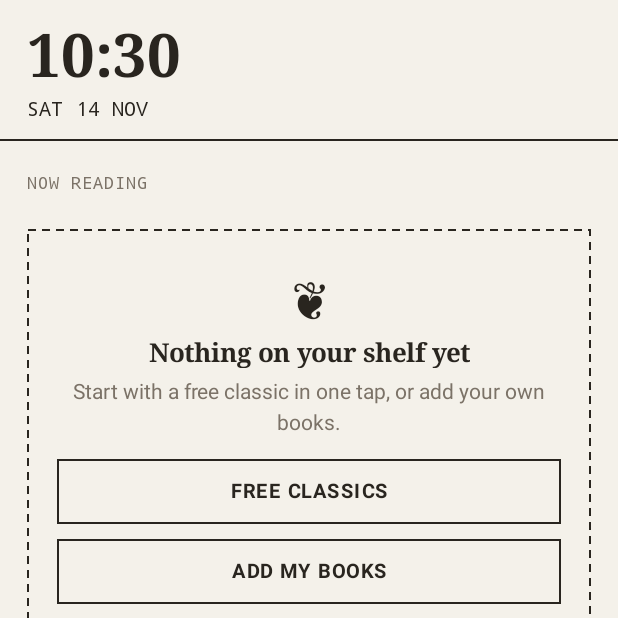
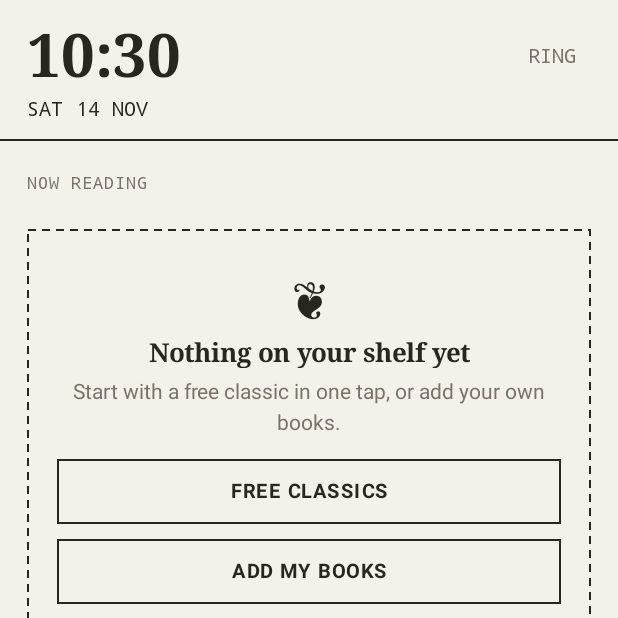
Before and after one commit to sidbha-del/MinLauncher, an Android app: the screen it shows after launch (HomeActivity), after a tap on "CONTINUE", on a phone screen of 412 x 824 dp, the top half of it. Run offline under Robolectric (Android 15) with nearby library versions, the phone set to English and light mode, and no system bars.

Commit message:
Add a ringer control: Home label, tile and pinned notification
Ring, vibrate and silent from three places that share one piece of
logic (data/Ringer.kt):

- Home: a RING / VIB / SILENT label beside the battery; tap to cycle.
  It follows changes made elsewhere while Home is visible.
- Quick settings: a Ringer tile that cycles, usable on the lock screen.
- An optional ongoing notification with Ring, Vibrate and Silent
  buttons, public on the lock screen. Off by default; the notification
  permission is asked for when the switch in Settings is turned on.

Silent needs Do Not Disturb access. Without it the controls open that
settings page rather than fail quietly, and the cycle asks only once
before falling back to ring and vibrate. A small Application class
re-posts the notification whenever the process starts, and a boot
receiver starts it after a restart or update.

Co-Authored-By: Claude Fable 5.2 <noreply@anthropic.com>

```diff
--- /dev/null
+++ b/android/app/src/main/java/app/readfirst/ReadFirstApp.kt
@@ -0,0 +1,17 @@
+package app.readfirst
+
+import android.app.Application
+import app.readfirst.data.RingerNotification
+
+/**
+ * Runs once whenever Android starts the app's process, whatever started it: Home, the widget, the
+ * tile, a restart of the phone. The one thing that has to happen on every such start is putting
+ * the pinned ringer notification back and watching the ringer again, because both die with the
+ * process. Does nothing when that setting is off, which is the default.
+ */
+class ReadFirstApp : Application() {
+    override fun onCreate() {
+        super.onCreate()
+        runCatching { RingerNotification.sync(this) }
+    }
+}
--- a/android/app/src/main/java/app/readfirst/data/Prefs.kt
+++ b/android/app/src/main/java/app/readfirst/data/Prefs.kt
@@ -113,6 +113,18 @@ class Prefs private constructor(context: Context) {
         get() = sp.getLong("sleep_timer_at", 0L)
         set(v) = edit { putLong("sleep_timer_at", v) }
 
+    /** Keep Ring / Vibrate / Silent buttons pinned in the notification shade. Off until asked for:
+     *  an update must not start posting notifications for people who never wanted one. */
+    var ringerNotification: Boolean
+        get() = sp.getBoolean("ringer_notification", false)
+        set(v) = edit { putBoolean("ringer_notification", v) }
+
+    /** The ringer control has already sent the user to Do Not Disturb access once for Silent;
+     *  it doesn't do so again on every pass round the cycle (see [Ringer.step]). */
+    var ringerAccessAsked: Boolean
+        get() = sp.getBoolean("ringer_access_asked", false)
+        set(v) = edit { putBoolean("ringer_access_asked", v) }
+
     /** Now listening: false = audiobook apps only, true = any audio (music, podcasts). */
     var nowPlayingAllAudio: Boolean
         get() = sp.getBoolean("now_playing_all_audio", false)
--- /dev/null
+++ b/android/app/src/main/java/app/readfirst/data/Ringer.kt
@@ -0,0 +1,131 @@
+package app.readfirst.data
+
+import android.app.NotificationManager
+import android.content.BroadcastReceiver
+import android.content.Context
+import android.content.Intent
+import android.content.IntentFilter
+import android.media.AudioManager
+import android.os.Build
+import android.os.Vibrator
+import android.provider.Settings
+import android.widget.Toast
+
+/**
+ * The phone's ringer: ring, vibrate or silent, read and set through AudioManager. Home's status
+ * label, the quick-settings tile and the pinned notification all go through here, so the three
+ * always agree on what the mode is and on what happens when Android won't allow a change.
+ *
+ * Android ties Silent to Do Not Disturb: an app may only switch into or out of Silent once the
+ * user has granted it Do Not Disturb access, and setting Silent this way also turns on Do Not
+ * Disturb, exactly as the volume panel's own silent does on stock Android. Ring and Vibrate need
+ * nothing.
+ */
+object Ringer {
+    /** [short] is the cramped form for Home's status row; [label] is for everywhere with room. */
+    enum class Mode(val value: Int, val label: String, val short: String) {
+        RING(AudioManager.RINGER_MODE_NORMAL, "Ring", "RING"),
+        VIBRATE(AudioManager.RINGER_MODE_VIBRATE, "Vibrate", "VIB"),
+        SILENT(AudioManager.RINGER_MODE_SILENT, "Silent", "SILENT"),
+    }
+
+    private fun audio(context: Context) = context.getSystemService(AudioManager::class.java)
+
+    fun mode(context: Context): Mode {
+        val value = runCatching { audio(context)?.ringerMode }.getOrNull()
+        return Mode.entries.firstOrNull { it.value == value } ?: Mode.RING
+    }
+
+    /** Do Not Disturb access: without it Android refuses any change into or out of Silent. */
+    fun hasAccess(context: Context): Boolean =
+        runCatching { context.getSystemService(NotificationManager::class.java)?.isNotificationPolicyAccessGranted }.getOrNull() == true
+
+    /** True when Android would refuse [target] until the user grants Do Not Disturb access. */
+    fun needsAccess(context: Context, target: Mode): Boolean {
+        val current = mode(context)
+        return current != target && (current == Mode.SILENT || target == Mode.SILENT) && !hasAccess(context)
+    }
+
+    /**
+     * Switches to [target]. False when Android refused: no access for Silent, or a phone whose
+     * own rules (a fixed-volume tablet, a work policy) don't allow it. Never throws.
+     */
+    fun set(context: Context, target: Mode): Boolean {
+        if (needsAccess(context, target)) return false
+        return runCatching { audio(context)?.ringerMode = target.value }.isSuccess && mode(context) == target
+    }
+
+    /** Where a tap takes the ringer next: ring → vibrate → silent → ring. */
+    fun next(context: Context): Mode = when (mode(context)) {
+        // A phone without a vibration motor turns "vibrate" into silent by itself; skip it.
+        Mode.RING -> if (hasVibrator(context)) Mode.VIBRATE else Mode.SILENT
+        Mode.VIBRATE -> Mode.SILENT
+        Mode.SILENT -> Mode.RING
+    }
+
+    /**
+     * What a tap on a cycling control (Home's label, the tile) should do, without doing it.
+     * [Step.ask] means the change needs Do Not Disturb access the user hasn't given: the caller
+     * opens the settings page, each in the way its own context allows.
+     *
+     * Silent is asked for once. A reader who came back without allowing it has answered, and
+     * sending them to Settings on every third tap would leave the control stuck on vibrate; after
+     * that the cycle is ring ↔ vibrate, and Silent stays one row away in ReadFirst's settings.
+     * Leaving Silent has no such way round, so that always asks.
+     */
+    fun step(context: Context): Step {
+        val target = next(context)
+        if (!needsAccess(context, target)) return Step(target, ask = false)
+        val prefs = Prefs.get(context)
+        if (target == Mode.SILENT && prefs.ringerAccessAsked) return Step(Mode.RING, ask = false)
+        if (target == Mode.SILENT) prefs.ringerAccessAsked = true
+        return Step(target, ask = true)
+    }
+
+    data class Step(val target: Mode, val ask: Boolean)
+
+    /** One tap on a cycling control from somewhere that can open an activity itself. */
+    fun cycle(context: Context) {
+        val step = step(context)
+        if (step.ask) askAccess(context) else set(context, step.target)
+    }
+
+    fun accessIntent(): Intent = Intent(Settings.ACTION_NOTIFICATION_POLICY_ACCESS_SETTINGS)
+
+    /** Opens Android's Do Not Disturb access list, where ReadFirst has a switch. */
+    fun openAccessSettings(context: Context): Boolean = PhoneCheck.open(context, accessIntent())
+
+    /** Says why nothing changed, and opens the page that fixes it. */
+    fun askAccess(context: Context) {
+        val opened = openAccessSettings(context)
+        Toast.makeText(context, if (opened) ACCESS_HINT else "Open Settings → Do Not Disturb access to allow ReadFirst", Toast.LENGTH_LONG).show()
+    }
+
+    const val ACCESS_HINT = "Allow ReadFirst here to use Silent"
+
+    /**
+     * Calls [onChange] on the main thread whenever the ringer mode changes, from anywhere: the
+     * volume keys, the system panel, another app. Also when Do Not Disturb access is granted or
+     * taken away, since that changes what the controls can do. The caller unregisters the
+     * returned receiver. Android replays the last mode change on registering, so expect one call
+     * straight away.
+     */
+    fun watch(context: Context, onChange: () -> Unit): BroadcastReceiver {
+        val receiver = object : BroadcastReceiver() {
+            override fun onReceive(c: Context, i: Intent) = onChange()
+        }
+        val filter = IntentFilter().apply {
+            addAction(AudioManager.RINGER_MODE_CHANGED_ACTION)
+            addAction(NotificationManager.ACTION_NOTIFICATION_POLICY_ACCESS_GRANTED_CHANGED)
+        }
+        // Both are sent by the system only. Android 13+ wants that spelled out; "exported" is the
+        // form that never filters a system sender, and all a forged one could do is cause a redraw.
+        if (Build.VERSION.SDK_INT >= 33) context.registerReceiver(receiver, filter, Context.RECEIVER_EXPORTED)
+        else context.registerReceiver(receiver, filter)
+        return receiver
+    }
+
+    @Suppress("DEPRECATION") // VibratorManager is API 31+; this one call covers every version.
+    private fun hasVibrator(context: Context): Boolean =
+        runCatching { (context.getSystemService(Context.VIBRATOR_SERVICE) as? Vibrator)?.hasVibrator() }.getOrNull() != false
+}
--- a/android/app/src/main/java/app/readfirst/ui/HomeScreen.kt
+++ b/android/app/src/main/java/app/readfirst/ui/HomeScreen.kt
@@ -23,6 +23,7 @@ import app.readfirst.book.Progress
 import app.readfirst.data.BookEntry
 import app.readfirst.data.NowPlaying
 import app.readfirst.data.PhoneCheck
+import app.readfirst.data.Ringer
 import app.readfirst.data.StatusBarStyle
 import app.readfirst.data.Weather
 import java.util.Date
@@ -34,6 +35,7 @@ class HomeScreen(host: HomeActivity) : Screen(host) {
     private var clock: TextView? = null
     private var date: TextView? = null
     private var battery: TextView? = null
+    private var ringer: TextView? = null
     private var weatherLabel: TextView? = null
     private var alarmLabel: TextView? = null
 
@@ -174,9 +176,23 @@ class HomeScreen(host: HomeActivity) : Screen(host) {
         clock = ui.serif("", 40f, bold = true).apply { includeFontPadding = false }
         ui.tappable(clock!!, { openAlarms() })
         timeRow.addView(clock, ui.lp(0, weight = 1f))
+        // Beside the clock: the small things you glance at or flick, right-aligned in a column
+        // so a second line can sit under the first without pushing the clock about.
+        val wrap = { LinearLayout.LayoutParams(LinearLayout.LayoutParams.WRAP_CONTENT, LinearLayout.LayoutParams.WRAP_CONTENT) }
+        val side = ui.vertical().apply { gravity = Gravity.END }
+        val glance = ui.horizontal().apply { gravity = Gravity.CENTER_VERTICAL }
+        // The ringer, one tap per step: ring → vibrate → silent. Padded, since the word is small.
+        ringer = ui.mono("", 13f, p.soft).apply { setPadding(ui.dp(10), ui.dp(5), ui.dp(10), ui.dp(5)) }
+        ui.tappable(ringer!!, {
+            Ringer.cycle(host)
+            updateRinger()
+        })
+        glance.addView(ringer, wrap())
         battery = ui.mono("", 13f, p.soft)
         ui.tappable(battery!!, { openBatterySettings() })
-        timeRow.addView(battery, LinearLayout.LayoutParams(LinearLayout.LayoutParams.WRAP_CONTENT, LinearLayout.LayoutParams.WRAP_CONTENT))
+        glance.addView(battery, wrap())
+        side.addView(glance, wrap())
+        timeRow.addView(side, wrap())
         col.addView(timeRow)
 
         if (style != StatusBarStyle.MINIMAL) {
@@ -213,6 +229,7 @@ class HomeScreen(host: HomeActivity) : Screen(host) {
         clock?.text = DateFormat.format(if (DateFormat.is24HourFormat(host)) "HH:mm" else "h:mm", now)
         date?.text = DateFormat.format("EEE d MMM", now).toString().uppercase(Locale.getDefault())
         battery?.text = batteryPercent(host)?.let { "$it%" } ?: ""
+        updateRinger()
         alarmLabel?.let { label ->
             val text = nextAlarmText()
             label.text = text ?: ""
@@ -224,6 +241,14 @@ class HomeScreen(host: HomeActivity) : Screen(host) {
                 label.visibility = if (state == null) View.GONE else View.VISIBLE
             }
         }
+    }
+
+    /** Also called when the mode changes elsewhere (volume keys, the tile): see [HomeActivity]. */
+    private fun updateRinger() {
+        val label = ringer ?: return
+        val mode = Ringer.mode(host)
+        label.text = mode.short
+        label.contentDescription = "Ringer: ${mode.label}. Tap to change."
     }
 
     private fun nextAlarmText(): String? {
--- /dev/null
+++ b/android/app/src/main/res/drawable/ic_ringer_ring.xml
@@ -0,0 +1,14 @@
+<?xml version="1.0" encoding="utf-8"?>
+<!-- Ringer on: a solid bell. Tinted by whoever shows it (tile, notification). -->
+<vector xmlns:android="http://schemas.android.com/apk/res/android"
+    android:width="24dp"
+    android:height="24dp"
+    android:viewportWidth="24"
+    android:viewportHeight="24">
+    <path
+        android:fillColor="#FFFFFFFF"
+        android:pathData="M11,3 H13 V5.1 C15.9,5.6 18,8 18,11 V16.5 L20,18.5 V19.5 H4 V18.5 L6,16.5 V11 C6,8 8.1,5.6 11,5.1 Z" />
+    <path
+        android:fillColor="#FFFFFFFF"
+        android:pathData="M10,20.5 H14 C14,21.6 13.1,22.5 12,22.5 C10.9,22.5 10,21.6 10,20.5 Z" />
+</vector>
--- /dev/null
+++ b/android/app/src/main/res/drawable/ic_ringer_silent.xml
@@ -0,0 +1,22 @@
+<?xml version="1.0" encoding="utf-8"?>
+<!-- Silent: the bell in outline, struck through. An outline, because a line across a solid bell
+     of the same colour would not show. -->
+<vector xmlns:android="http://schemas.android.com/apk/res/android"
+    android:width="24dp"
+    android:height="24dp"
+    android:viewportWidth="24"
+    android:viewportHeight="24">
+    <path
+        android:strokeColor="#FFFFFFFF"
+        android:strokeWidth="1.6"
+        android:strokeLineJoin="round"
+        android:pathData="M12,5.8 C14.9,5.8 17.2,8.1 17.2,11 V16.8 L19,18.7 H5 L6.8,16.8 V11 C6.8,8.1 9.1,5.8 12,5.8 Z" />
+    <path
+        android:fillColor="#FFFFFFFF"
+        android:pathData="M10,20.5 H14 C14,21.6 13.1,22.5 12,22.5 C10.9,22.5 10,21.6 10,20.5 Z" />
+    <path
+        android:strokeColor="#FFFFFFFF"
+        android:strokeWidth="2"
+        android:strokeLineCap="round"
+        android:pathData="M4,3.5 L20.5,21" />
+</vector>
--- /dev/null
+++ b/android/app/src/main/res/drawable/ic_ringer_vibrate.xml
@@ -0,0 +1,14 @@
+<?xml version="1.0" encoding="utf-8"?>
+<!-- Vibrate: a phone with motion bars either side. -->
+<vector xmlns:android="http://schemas.android.com/apk/res/android"
+    android:width="24dp"
+    android:height="24dp"
+    android:viewportWidth="24"
+    android:viewportHeight="24">
+    <path
+        android:fillColor="#FFFFFFFF"
+        android:pathData="M9.5,3 H14.5 C15.6,3 16.5,3.9 16.5,5 V19 C16.5,20.1 15.6,21 14.5,21 H9.5 C8.4,21 7.5,20.1 7.5,19 V5 C7.5,3.9 8.4,3 9.5,3 Z" />
+    <path
+        android:fillColor="#FFFFFFFF"
+        android:pathData="M4.2,8 H5.8 V16 H4.2 Z M18.2,8 H19.8 V16 H18.2 Z M1.2,10 H2.8 V14 H1.2 Z M21.2,10 H22.8 V14 H21.2 Z" />
+</vector>
--- a/android/app/src/main/res/values/strings.xml
+++ b/android/app/src/main/res/values/strings.xml
@@ -3,6 +3,7 @@
     <string name="app_name">ReadFirst</string>
     <string name="widget_name">ReadFirst: your book</string>
     <string name="widget_description">The page where you stopped, one tap to continue, and today\'s reading vs scrolling.</string>
+    <string name="ringer_tile">Ringer</string>
     <string name="no_picker">No file picker is available on this device.</string>
     <string name="scanning_folder">Looking for books in that folder…</string>
     <string name="skipped_files">Skipped %1$d file(s) that aren\'t EPUB, PDF or TXT.</string>
```
Also changed, not shown: android/app/src/main/AndroidManifest.xml (+38 -1 lines), android/app/src/main/java/app/readfirst/HomeActivity.kt (+15 -0 lines), android/app/src/main/java/app/readfirst/data/RingerNotification.kt (added, +186 -0 lines), android/app/src/main/java/app/readfirst/data/RingerTile.kt (added, +69 -0 lines), android/app/src/main/java/app/readfirst/ui/SettingsScreen.kt (+16 -0 lines).
